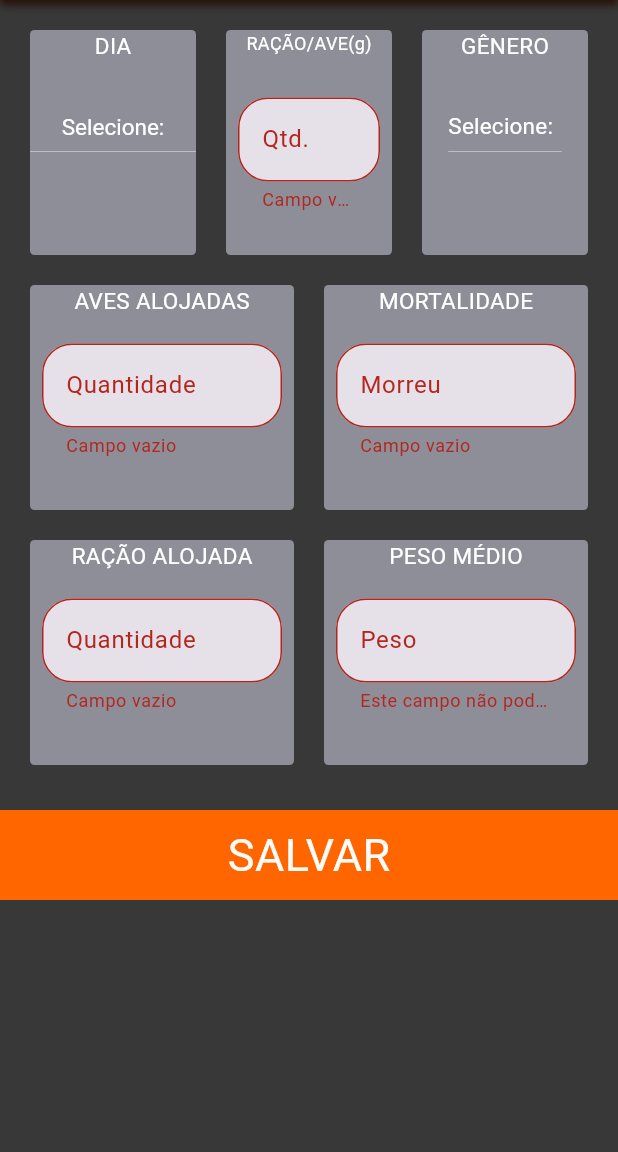
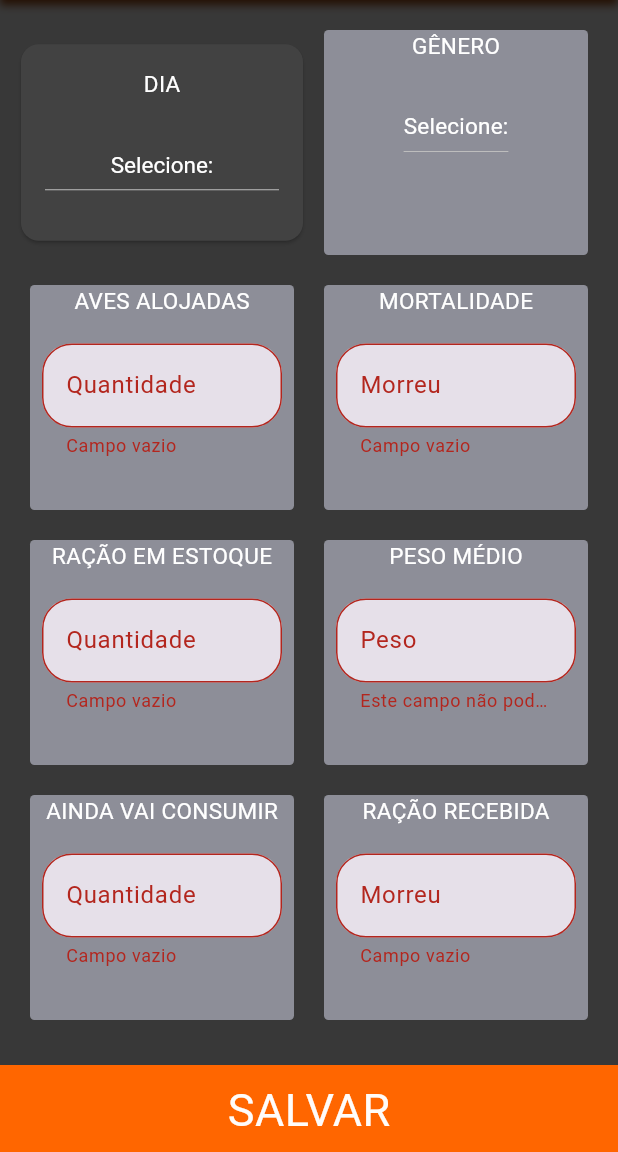
Before and after one commit to alvaroalmeida22/aplicativo_seara, a Flutter app: the screen it shows after launch, after a tap on "SALVAR", after a tap on the "refresh" icon, on a phone screen of 412 x 824 dp, the part 84-1236 px from its top. Run offline on Flutter 3.47's test engine with Material 3 defaults, Android fonts, the light colour scheme and no system bars.

Commit message:
Main Primeira tentiva

```diff
--- a/lib/tela_dados.dart
+++ b/lib/tela_dados.dart
@@ -5,10 +5,10 @@ import 'botaoInferiorPadrao.dart';
 import 'Inputs.dart';
 
 class TelaDados extends StatelessWidget {
-  TelaDados({required this.resultadoAve, required this.estoquee, required this.resultadoCA, required this.resultadoCAC});
+  TelaDados({required this.resultadoCA, required this.resultadoCAC});
 
-  final String resultadoAve;
-  final String estoquee;
+  //final String resultadoAve;
+  //final String estoquee;
   final String resultadoCA;
   final String resultadoCAC;
 
@@ -48,7 +48,7 @@ class TelaDados extends StatelessWidget {
                 children: [
                   Row(
                     children: [
-                      Expanded(
+                     /* Expanded(
                         child: CardPadrao(
                           filhoCard: Column(
                             children: [
@@ -93,7 +93,7 @@ class TelaDados extends StatelessWidget {
                             ],
                           ),
                         ),
-                      ),
+                      ),*/
                     ],
                   ),
                   const SizedBox(
--- a/lib/tela_principal.dart
+++ b/lib/tela_principal.dart
@@ -1,6 +1,7 @@
 import 'package:flutter/material.dart';
 import 'package:seara_app/funcoes.dart';
 import 'package:seara_app/tela_dados.dart';
+// ignore: unused_import
 import 'constantes.dart';
 import 'card_padrao.dart';
 import 'botaoInferiorPadrao.dart';
@@ -15,40 +16,53 @@ class TelaPrincipal extends StatefulWidget {
 
 class _TelaPrincipalState extends State<TelaPrincipal> {
   TextEditingController idadeController = TextEditingController();
-  TextEditingController qtdtotracaoController = TextEditingController();
+  TextEditingController racaorecebidaController = TextEditingController();
+  TextEditingController racaoEstoqueController = TextEditingController();
   TextEditingController mortalidadeController = TextEditingController();
   TextEditingController pesoMedioController = TextEditingController();
-  TextEditingController chegouPintController = TextEditingController();
-  TextEditingController racaoPorAveController = TextEditingController();
+  TextEditingController avesAlojadasController = TextEditingController();
+  TextEditingController aindaVaiConsumirController = TextEditingController();
+
   GlobalKey<FormState> formKey = GlobalKey<FormState>();
+
+
+  int? selectedDay;
+  int? gramasIngeridas;
+
+// Lista com a quantidade de gramas ingeridas por dia
+  final List<int> gramaIngeridoPorDia = [20, 22, 24, 26, 29];
+
 
   void reset() {
     idadeController.text = "";
-    qtdtotracaoController.text = "";
+    racaorecebidaController.text = "";
     mortalidadeController.text = "";
     pesoMedioController.text = "";
-    chegouPintController.text = "";
-    racaoPorAveController.text = "";
+    avesAlojadasController.text = "";
+    racaoEstoqueController.text = "";
   }
 
-  String consumoDiario() {
-    double cheg = double.parse(chegouPintController.text);
+  /*String consumoDiario() {   // Função para calcular o consumo diário
+    int result = 0;
+    double cheg = double.parse(avesAlojadasController.text);
     double morre = double.parse(mortalidadeController.text);
-    double racao = double.parse(racaoPorAveController.text);
-    double result = (cheg - morre) * racao;
+    double consumo = ((cheg - morre) * gramasIngeridas!)/1000; // Consumo Diário em Kg
 
     return result.toStringAsFixed(0);
-  }
+  }*/
 
   String CA() {
-    double consuDiario = double.parse(consumoDiario());
-    double totalconsumido = consuDiario++;
+    //double consuDiario = double.parse(consumoDiario());
+    //double totalconsumido = consuDiario++; Caso houver historico
     double pesoMedio = double.parse(pesoMedioController.text);
-    double avesAloj = double.parse(chegouPintController.text);
+    double avesAloj = double.parse(avesAlojadasController.text);
     double mortalidade = double.parse(mortalidadeController.text);
+    double racaoRecebida = double.parse(racaorecebidaController.text);
+    double racaoEstoque = double.parse(racaoEstoqueController.text);
     double totAves = avesAloj - mortalidade;
     double pesoTot = pesoMedio * totAves;
-    double resultadoCA = totalconsumido / pesoTot;
+    double racaoTotalConsumida = (racaoRecebida - racaoEstoque);
+    double resultadoCA = racaoTotalConsumida / pesoTot;
 
     return resultadoCA.toStringAsFixed(4);
   }
@@ -56,25 +70,25 @@ class _TelaPrincipalState extends State<TelaPrincipal> {
   String CAC() {
     double pesoMedio = double.parse(pesoMedioController.text);
     double variavelCA = double.parse(CA());
-    double avesAloj = double.parse(chegouPintController.text);
+    double avesAloj = double.parse(avesAlojadasController.text);
     double mortalidade = double.parse(mortalidadeController.text);
     double totAves = avesAloj - mortalidade;
     double pesoTot = pesoMedio * totAves;
     double k9 = pesoTot / totAves;
-    double resultadoCAC = (((2.8 - k9) / 50) * 9.271 + variavelCA);
+    double resultadoCAC = (((2.8 - k9) / 50) * 12.66 + variavelCA);
 
     return resultadoCAC.toStringAsFixed(4);
   }
 
-  String Estoque() {
-    double racaAloja = double.parse(qtdtotracaoController.text);
+  /*String Estoque() {  // Função para calcular o estoque
+    double racaAloja = double.parse(racaorecebidaController.text);
     double consumo = double.parse(consumoDiario());
 
     double result = (racaAloja - consumo);
     return result.toStringAsPrecision(4);
-  }
+  }*/
 
-  int? selectedDay; // Variável para armazenar o dia selecionado
+  //int? selectedDay; // Variável para armazenar o dia selecionado
   String? selectedGender2; // Seleção para o segundo CardPadrao
 
   @override
@@ -118,27 +132,28 @@ class _TelaPrincipalState extends State<TelaPrincipal> {
                     Row(
                       children: [
                         Expanded(
-                          child: CardPadrao(
-                            filhoCard: Column(
+                            child: Card(
+                              color: Colors.grey[800],
+                              child: Padding(
+                                padding: const EdgeInsets.all(16.0),
+                                child: Column(
+                                  mainAxisSize: MainAxisSize.min,
                                   children: [
                                     const Text(
                                       'DIA',
-                                  style: TextStyle(
-                                      fontSize: 15, color: Colors.white),
+                                      style: TextStyle(fontSize: 15, color: Colors.white),
                                     ),
-                                const SizedBox(
-                                  height: 20,
-                                ),
+                                    const SizedBox(height: 20),
                                     DropdownButton<int>(
                                       iconSize: 0.0,
-                                  hint: Center(
-                                    child: const Text(
+                                      hint: const Center(
+                                        child: Text(
                                           'Selecione:',
-                                      style: TextStyle(color: Colors.white, fontSize: 15.0, ),
+                                          style: TextStyle(color: Colors.white, fontSize: 15.0),
                                         ),
                                       ),
                                       value: selectedDay,
-                                  items: List.generate(40, (index) => index + 1)
+                                      items: List.generate(gramaIngeridoPorDia.length, (index) => index + 1)
                                           .map((int value) {
                                         return DropdownMenuItem<int>(
                                           value: value,
@@ -148,42 +163,23 @@ class _TelaPrincipalState extends State<TelaPrincipal> {
                                       onChanged: (int? newValue) {
                                         setState(() {
                                           selectedDay = newValue;
+                                          gramasIngeridas = newValue != null
+                                              ? gramaIngeridoPorDia[newValue - 1] // Pega o valor correspondente na lista
+                                              : null;
                                         });
                                       },
                                       isExpanded: true,
-                                  dropdownColor:
-                                      const Color.fromARGB(255, 56, 56, 56),
+                                      dropdownColor: const Color.fromARGB(255, 56, 56, 56),
                                       style: const TextStyle(color: Colors.white),
                                     ),
-                                const SizedBox(
-                                  height: 10,
+                                    const SizedBox(height: 10),
+                                    if (gramasIngeridas != null)
+                                      Text(
+                                        "Gramas ingeridas: $gramasIngeridas g",
+                                        style: const TextStyle(fontSize: 16, color: Colors.white),
                                       ),
                                   ],
                                 ),
-                          ),
-                        ),
-                        Expanded(
-                          child: CardPadrao(
-                            filhoCard: Column(
-                              children: [
-                                const Text(
-                                  'RAÇÃO/AVE(g)',
-                                  style: TextStyle(
-                                      fontSize: 12, color: Colors.white),
-                                ),
-                                const SizedBox(
-                                  height: 20,
-                                ),
-                                InputsCard(
-                                    validato: (value) {
-                                      if (value!.isEmpty) {
-                                        return 'Campo vazio';
-                                      }
-                                      return null;
-                                    },
-                                    desc: 'Qtd.',
-                                    edit: racaoPorAveController)
-                              ],
                               ),
                             ),
                           ),
@@ -206,7 +202,7 @@ class _TelaPrincipalState extends State<TelaPrincipal> {
                                     style: TextStyle(color: Colors.white, fontWeight: FontWeight.normal, fontSize: 15.0,),
                                   ),
                                   value: selectedGender2,
-                                  items: <String>['Masculino', 'Feminino']
+                                  items: <String>['Macho', 'Fêmea', 'Misto']
                                       .map((String value) {
                                     return DropdownMenuItem<String>(
                                       value: value,
@@ -247,7 +243,7 @@ class _TelaPrincipalState extends State<TelaPrincipal> {
                                       return null;
                                     },
                                     desc: 'Quantidade',
-                                    edit: chegouPintController)
+                                    edit: avesAlojadasController)
                               ],
                             ),
                           ),
@@ -286,7 +282,7 @@ class _TelaPrincipalState extends State<TelaPrincipal> {
                             filhoCard: Column(
                               children: [
                                 const Text(
-                                  'RAÇÃO ALOJADA',
+                                  'RAÇÃO EM ESTOQUE',
                                   style: TextStyle(
                                       fontSize: 15, color: Colors.white),
                                 ),
@@ -301,7 +297,7 @@ class _TelaPrincipalState extends State<TelaPrincipal> {
                                       return null;
                                     },
                                     desc: 'Quantidade',
-                                    edit: qtdtotracaoController)
+                                    edit: racaoEstoqueController)
                               ],
                             ),
                           ),
@@ -336,6 +332,61 @@ class _TelaPrincipalState extends State<TelaPrincipal> {
                         ),
                       ],
                     ),
+
+                    Row(
+                      children: [
+                        Expanded(
+                          child: CardPadrao(
+                            filhoCard: Column(
+                              children: [
+                                const Text(
+                                  'AINDA VAI CONSUMIR',
+                                  style: TextStyle(
+                                      fontSize: 15, color: Colors.white),
+                                ),
+                                const SizedBox(
+                                  height: 10,
+                                ),
+                                InputsCard(
+                                    validato: (value) {
+                                      if (value!.isEmpty) {
+                                        return 'Campo vazio';
+                                      }
+                                      return null;
+                                    },
+                                    desc: 'Quantidade',
+                                    edit: aindaVaiConsumirController)
+                              ],
+                            ),
+                          ),
+                        ),
+                        Expanded(
+                          child: CardPadrao(
+                            filhoCard: Column(
+                              children: [
+                                const Text(
+                                  'RAÇÃO RECEBIDA',
+                                  style: TextStyle(
+                                      fontSize: 15, color: Colors.white),
+                                ),
+                                const SizedBox(
+                                  height: 10,
+                                ),
+                                InputsCard(
+                                    validato: (value) {
+                                      if (value!.isEmpty) {
+                                        return 'Campo vazio';
+                                      }
+                                      return null;
+                                    },
+                                    desc: 'Morreu',
+                                    edit: racaorecebidaController)
+                              ],
+                            ),
+                          ),
+                        ),
+                      ],
+                    )
                   ],
                 ),
               ),
@@ -346,8 +397,8 @@ class _TelaPrincipalState extends State<TelaPrincipal> {
                       context,
                       MaterialPageRoute(
                         builder: (context) => TelaDados(
-                          resultadoAve: consumoDiario(),
-                          estoquee: Estoque(),
+                          //resultadoAve: consumoDiario(),
+                          //estoquee: Estoque(),
                           resultadoCA: CA(),
                           resultadoCAC: CAC(),
                         ),
```
Also changed, not shown: pubspec.lock, 210 other files. Lines whose indentation alone changed are shown as unchanged.
